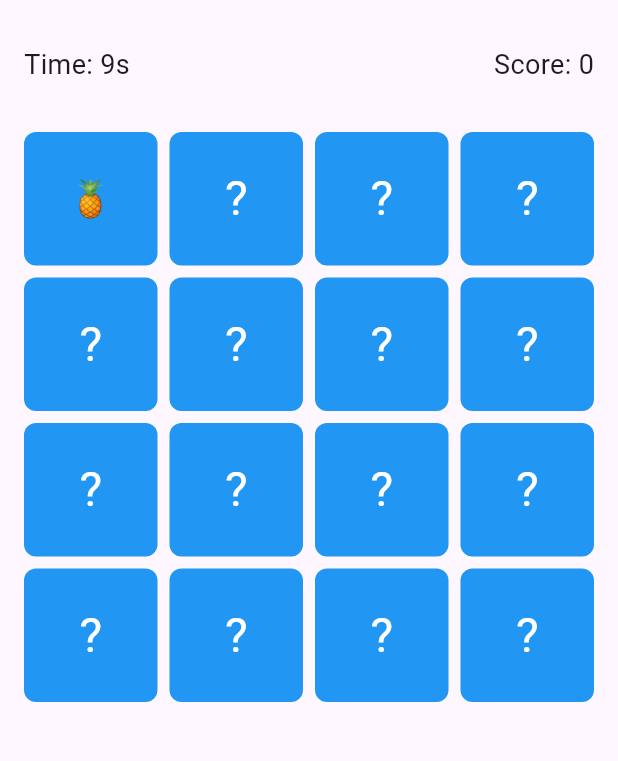
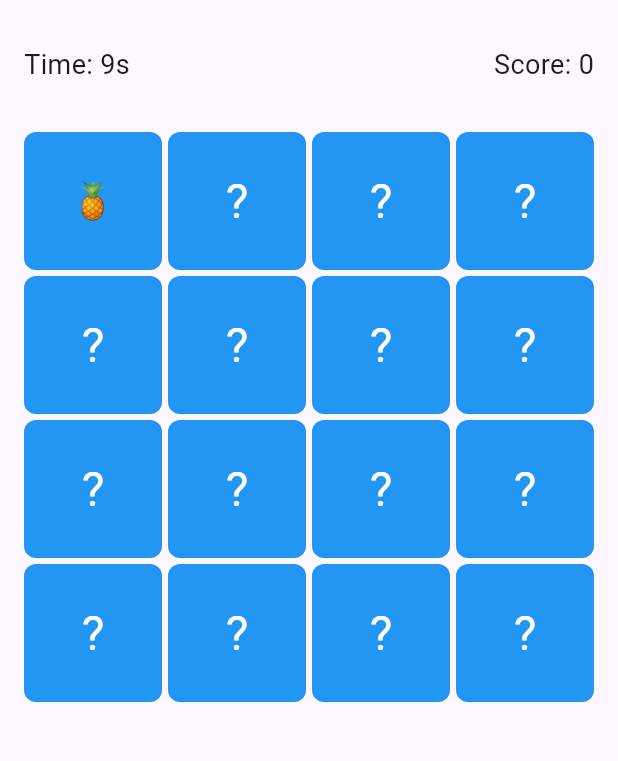
Before and after one commit to slowwwwpoke/card_matching_game, a Flutter app: the screen it shows after launch, after a tap on an icon or button, on a phone screen of 412 x 824 dp, the part 63-824 px from its top. Run offline on Flutter 3.47's test engine with Material 3 defaults, Android fonts, the phone set to English and light mode, and no system bars.

Commit message:
fixed win popup, and second card face up time

```diff
--- a/lib/main.dart
+++ b/lib/main.dart
@@ -21,6 +21,7 @@
       theme: ThemeData(
         primarySwatch: Colors.blue,
       ),
+      navigatorKey: navigatorKey, // Ensure navigatorKey is set
       home: const GameScreen(),
     );
   }
@@ -37,7 +38,9 @@
   @override
   void initState() {
     super.initState();
+    WidgetsBinding.instance.addPostFrameCallback((_) {
       Provider.of<GameState>(context, listen: false).initializeGame();
+    });
   }
 
   @override
@@ -72,9 +75,9 @@
             child: GridView.builder(
               padding: const EdgeInsets.all(16.0),
               gridDelegate: const SliverGridDelegateWithFixedCrossAxisCount(
-                crossAxisCount: 4, // 4x4 grid
-                crossAxisSpacing: 8.0,
-                mainAxisSpacing: 8.0,
+                crossAxisCount: 4,
+                crossAxisSpacing: 4.0,
+                mainAxisSpacing: 4.0,
               ),
               itemCount: gameState.cards.length,
               itemBuilder: (context, index) {
@@ -152,7 +155,9 @@
       firstCard = cards[index];
     } else if (secondCard == null) {
       secondCard = cards[index];
+      Future.delayed(const Duration(milliseconds: 500), () {
         checkMatch();
+      });
     }
 
     notifyListeners();
@@ -167,14 +172,13 @@
       } else {
         firstCard!.isFaceUp = false;
         secondCard!.isFaceUp = false;
-          notifyListeners();
         score -= 5;
       }
       firstCard = null;
       secondCard = null;
     }
+    notifyListeners();
     checkWinCondition();
-    notifyListeners();
   }
 
   void checkWinCondition() {
@@ -187,22 +191,27 @@
   }
 
   void showWinDialog() {
+    if (navigatorKey.currentContext != null) {
       showDialog(
         context: navigatorKey.currentContext!,
-      builder: (context) => AlertDialog(
+        barrierDismissible: false,
+        builder: (BuildContext context) {
+          return AlertDialog(
             title: const Text('Congratulations!'),
             content: Text('You matched all pairs in $seconds seconds! Your score: $score'),
             actions: [
               TextButton(
+                child: const Text('Restart'),
                 onPressed: () {
                   Navigator.of(context).pop();
                   restartGame();
                 },
-            child: const Text('Play Again'),
               ),
             ],
-      ),
           );
+        },
+      );
+    }
   }
 
   void startTimer() {
```
Lines whose indentation alone changed are shown as unchanged.
